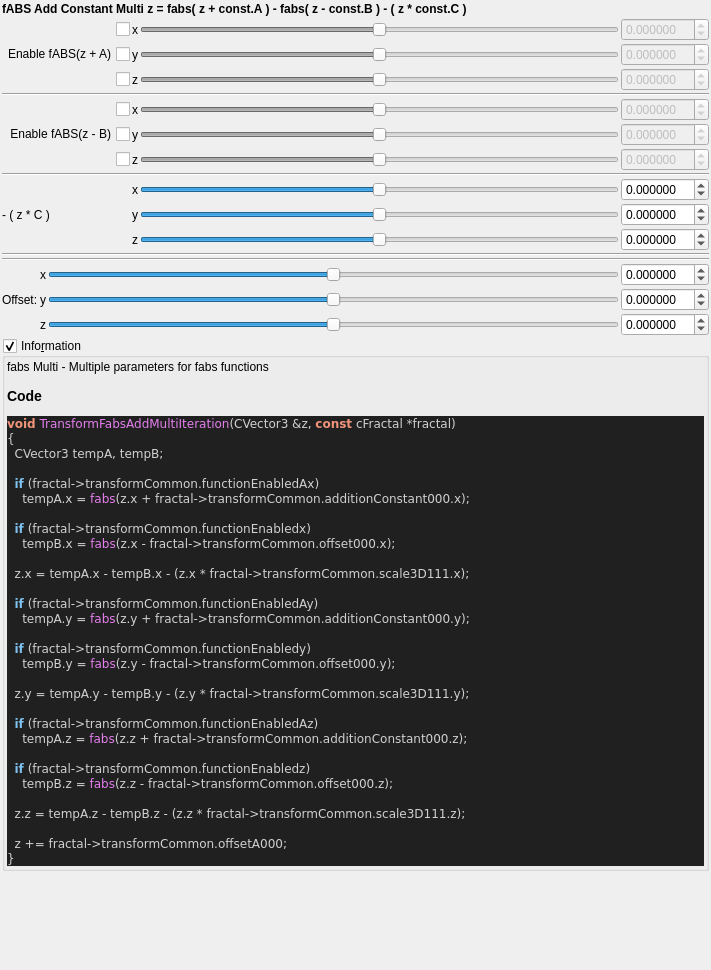
Before: the Qt Designer form mandelbulber2/qt_data/fractal_transf_fabs_add_multi.ui in buddhi1980/mandelbulber2, drawn with Qt 5.
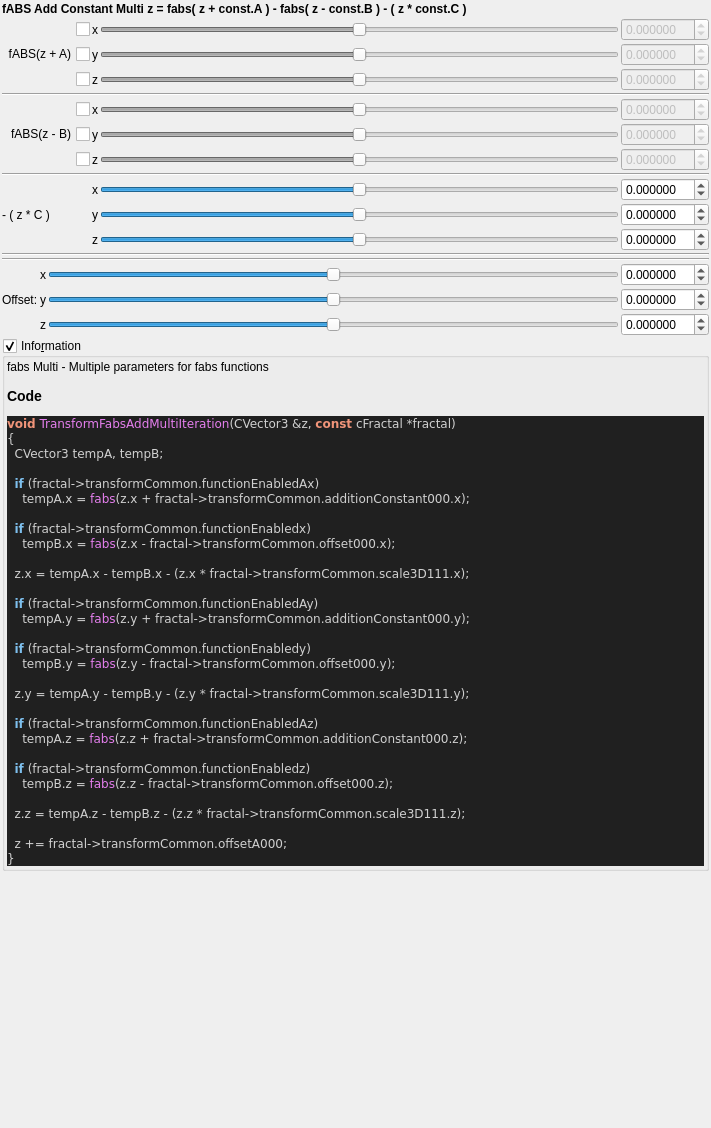
After: the same form once the commit is applied. Custom widgets are drawn as their Qt base class.

```diff
--- a/mandelbulber2/qt_data/fractal_transf_fabs_add_multi.ui
+++ b/mandelbulber2/qt_data/fractal_transf_fabs_add_multi.ui
@@ -7,7 +7,7 @@
     <x>0</x>
     <y>0</y>
     <width>711</width>
-    <height>970</height>
+    <height>1128</height>
    </rect>
   </property>
   <property name="windowTitle">
@@ -192,7 +192,7 @@
         <enum>Qt::RightToLeft</enum>
        </property>
        <property name="text">
-        <string>Enable fABS(z - B)</string>
+        <string notr="true">fABS(z - B)</string>
        </property>
       </widget>
      </item>
@@ -508,7 +508,7 @@
         <enum>Qt::RightToLeft</enum>
        </property>
        <property name="text">
-        <string>Enable fABS(z + A)</string>
+        <string notr="true">fABS(z + A)</string>
        </property>
       </widget>
      </item>
```
Left out of the diff: 35 changed lines with no effect on the pictures.
